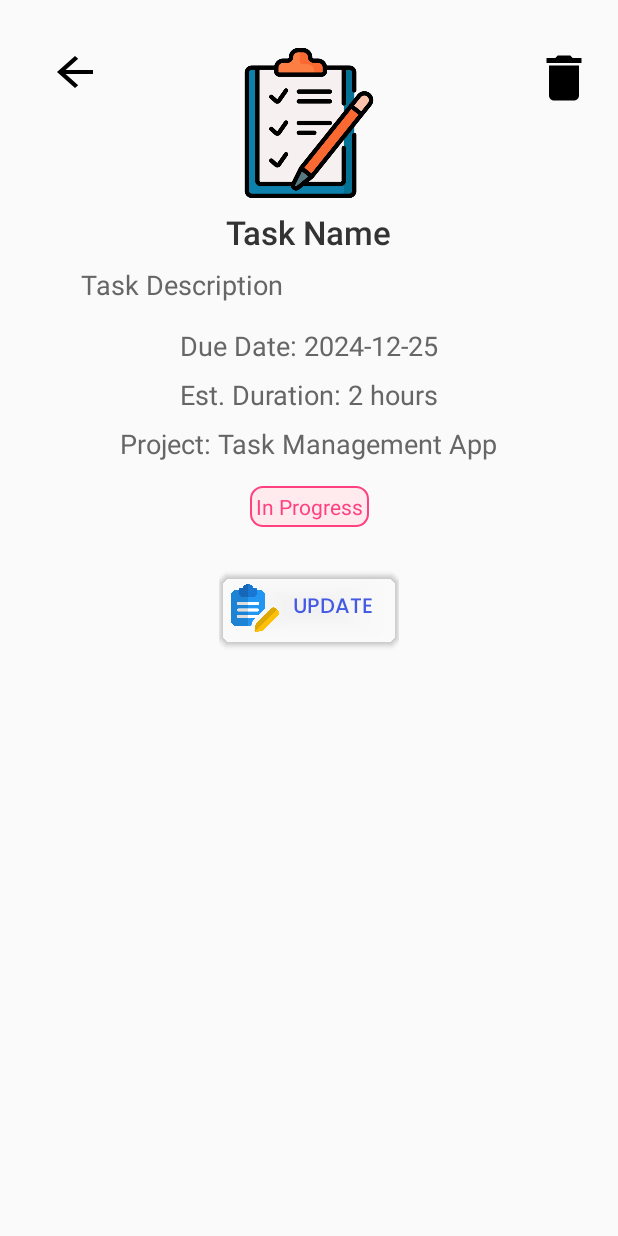
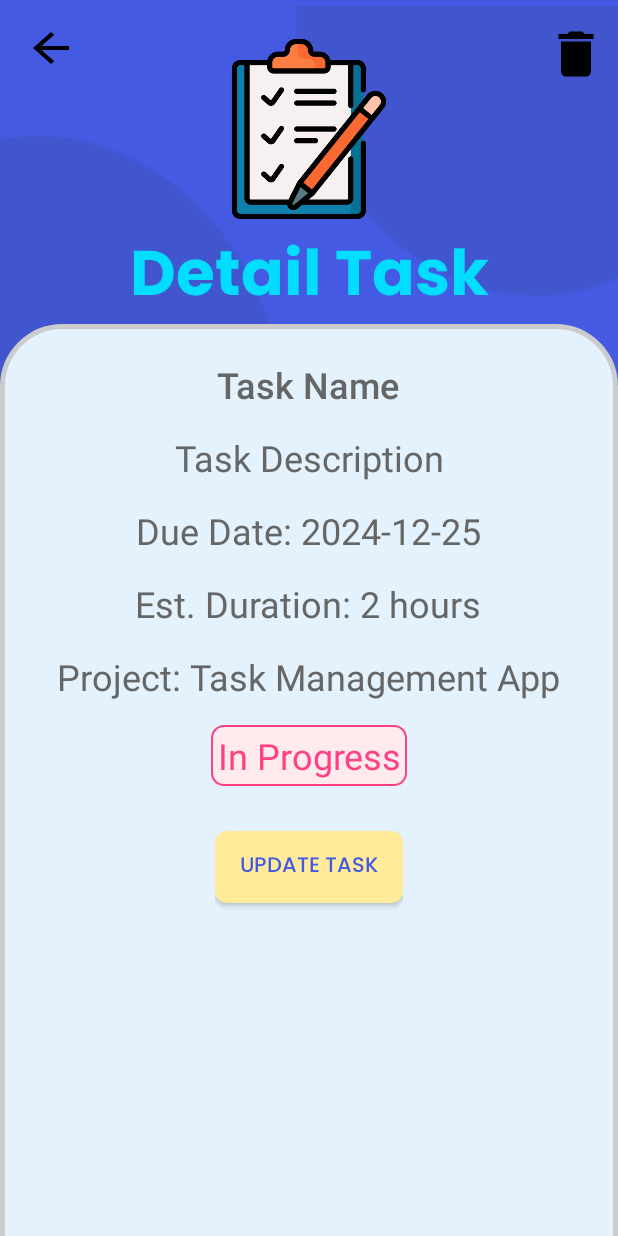
Before and after one commit to xwnsnowy/android-studio-java-task-management, an Android app: the TaskDetailActivity screen opened directly, with no data from a screen before it, on a phone screen of 412 x 824 dp. Run offline under Robolectric (Android 15) with nearby library versions, the phone set to English and light mode, and no system bars.

Commit message:
feat: update UI layout for detail view
- Improved UI layout for task details in TaskDetailActivity
- Enhanced user experience with better formatting and spacing
- Applied consistent styling to all elements in the detail view

```diff
--- a/app/src/main/java/com/example/taskmanagement/activities/MyTasksFragment.java
+++ b/app/src/main/java/com/example/taskmanagement/activities/MyTasksFragment.java
@@ -12,6 +12,7 @@ import android.view.ViewGroup;
 
 import com.example.taskmanagement.R;
 import com.example.taskmanagement.adapter.TaskAdapter;
+import com.example.taskmanagement.adapter.TaskListAdapter;
 import com.example.taskmanagement.models.Task;
 import com.example.taskmanagement.sql.DatabaseHelper;
 
@@ -25,7 +26,7 @@ import java.util.List;
 public class MyTasksFragment extends Fragment {
 
     private RecyclerView recyclerView;
-    private TaskAdapter taskAdapter;
+    private TaskListAdapter taskAdapter;
     private DatabaseHelper dbHelper;
 
     public static MyTasksFragment newInstance() {
@@ -41,7 +42,7 @@ public class MyTasksFragment extends Fragment {
 
         dbHelper = new DatabaseHelper(getContext());
         List<Task> taskList = dbHelper.getTasksByState("To Do");
-        taskAdapter = new TaskAdapter(taskList);
+        taskAdapter = new TaskListAdapter(taskList);
         recyclerView.setAdapter(taskAdapter);
 
         return view;
--- a/app/src/main/res/drawable/task_item_background.xml
+++ b/app/src/main/res/drawable/task_detail_background.xml
@@ -6,15 +6,15 @@
             <item>
                 <shape>
                     <solid android:color="#e3f2fd"/>
-                    <corners android:radius="32dp"/>
-                    <stroke android:width="1dp" android:color="#ccc"/>
+                    <corners android:radius="40dp"/>
+                    <stroke android:width="3dp" android:color="#ccc"/>
                 </shape>
             </item>
-<!--            <item android:gravity="end" >-->
-<!--                <bitmap-->
-<!--                    android:src="@drawable/ellipse"-->
-<!--                    android:gravity="center"/>-->
-<!--            </item>-->
+            <!--            <item android:gravity="end" >-->
+            <!--                <bitmap-->
+            <!--                    android:src="@drawable/ellipse"-->
+            <!--                    android:gravity="center"/>-->
+            <!--            </item>-->
         </layer-list>
     </item>
 </ripple>
--- a/app/src/main/res/layout/activity_task_detail.xml
+++ b/app/src/main/res/layout/activity_task_detail.xml
@@ -5,8 +5,41 @@
     android:id="@+id/main"
     android:layout_width="match_parent"
     android:layout_height="match_parent"
+    android:background="@color/primaryBackgroundColor"
     tools:context=".activities.TaskDetailActivity"
-    android:padding="16dp">
+    >
+    <ImageView
+        android:id="@+id/ellipse"
+        android:layout_width="wrap_content"
+        android:layout_height="400dp"
+        android:layout_marginTop="-100dp"
+        android:src="@drawable/ellipse"
+        app:layout_constraintEnd_toEndOf="parent"
+        app:layout_constraintTop_toTopOf="parent" />
+
+    <ImageView
+        android:id="@+id/ellipse2"
+        android:layout_width="wrap_content"
+        android:layout_height="400dp"
+        android:layout_marginStart="-50dp"
+        android:layout_marginTop="90dp"
+        android:src="@drawable/ellipse2"
+        app:layout_constraintStart_toStartOf="parent"
+        app:layout_constraintTop_toTopOf="parent" />
+
+    <TextView
+        android:id="@+id/task_detail_title"
+        style="@style/TitleTextView"
+        android:layout_width="wrap_content"
+        android:layout_height="wrap_content"
+        android:layout_marginTop="8dp"
+        android:layout_marginBottom="8dp"
+        android:text="Detail Task"
+        android:textColor="@android:color/holo_blue_bright"
+        app:layout_constraintBottom_toTopOf="@+id/layout_task_details_bottom"
+        app:layout_constraintEnd_toEndOf="parent"
+        app:layout_constraintStart_toStartOf="parent"
+        app:layout_constraintTop_toBottomOf="@+id/task_icon" />
 
     <!-- Back Button -->
     <Button
@@ -19,89 +52,97 @@
     <!-- Task Icon/Image -->
     <ImageView
         android:id="@+id/task_icon"
-        android:layout_width="100dp"
-        android:layout_height="100dp"
+        android:layout_width="120dp"
+        android:layout_height="140dp"
+        android:layout_marginTop="16dp"
+        app:layout_constraintBottom_toTopOf="@+id/layout_task_details_bottom"
+        app:layout_constraintEnd_toEndOf="parent"
+        app:layout_constraintStart_toStartOf="parent"
         app:layout_constraintTop_toTopOf="parent"
-        app:layout_constraintStart_toStartOf="parent"
-        app:layout_constraintEnd_toEndOf="parent"
-        android:layout_marginTop="16dp"
         app:srcCompat="@drawable/task_icon" />
 
     <ImageView
         android:id="@+id/btn_delete"
         android:layout_width="40dp"
         android:layout_height="40dp"
+        android:layout_marginTop="16dp"
+        android:layout_marginEnd="8dp"
         app:layout_constraintEnd_toEndOf="parent"
         app:layout_constraintTop_toTopOf="parent"
-        android:layout_marginTop="16dp"
-        app:srcCompat="@drawable/baseline_delete_24"/>
+        app:srcCompat="@drawable/baseline_delete_24" />
+
+    <LinearLayout
+        android:id="@+id/layout_task_details_bottom"
+        android:layout_width="match_parent"
+        android:layout_height="650dp"
+        android:layout_marginTop="60dp"
+        android:layout_weight="1"
+        android:background="@drawable/task_detail_background"
+        android:gravity="center_horizontal"
+        android:orientation="vertical"
+        app:layout_constraintEnd_toEndOf="parent"
+        app:layout_constraintStart_toStartOf="parent"
+        app:layout_constraintTop_toBottomOf="@id/task_icon">
 
         <!-- Task Name -->
         <TextView
             android:id="@+id/task_name"
             android:layout_width="wrap_content"
             android:layout_height="wrap_content"
+            android:layout_marginTop="24dp"
             android:fontFamily="sans-serif-medium"
+            android:gravity="center"
             android:text="Task Name"
             android:textAppearance="@style/TextAppearance.AppCompat.Large"
-        android:textColor="#333"
-        app:layout_constraintTop_toBottomOf="@id/task_icon"
-        app:layout_constraintStart_toStartOf="parent"
-        app:layout_constraintEnd_toEndOf="parent"
-        android:layout_marginTop="8dp" />
+            android:textColor="#666"
+            android:textSize="24sp" />
 
         <!-- Task Description -->
         <TextView
             android:id="@+id/task_description"
-        android:layout_width="0dp"
+            android:layout_width="wrap_content"
             android:layout_height="wrap_content"
+            android:layout_marginTop="16dp"
+            android:gravity="center"
             android:text="Task Description"
             android:textAppearance="@style/TextAppearance.AppCompat.Medium"
             android:textColor="#666"
-        android:layout_marginTop="8dp"
-        app:layout_constraintTop_toBottomOf="@id/task_name"
-        app:layout_constraintStart_toStartOf="parent"
-        app:layout_constraintEnd_toEndOf="parent"
-        app:layout_constraintWidth_percent="0.8" />
-
+            android:textSize="24sp" />
         <!-- Task Date -->
         <TextView
             android:id="@+id/task_date"
             android:layout_width="wrap_content"
             android:layout_height="wrap_content"
+            android:layout_marginTop="16dp"
+            android:gravity="center"
             android:text="Due Date: 2024-12-25"
             android:textAppearance="@style/TextAppearance.AppCompat.Medium"
             android:textColor="#666"
-        android:layout_marginTop="16dp"
-        app:layout_constraintTop_toBottomOf="@id/task_description"
-        app:layout_constraintStart_toStartOf="parent"
-        app:layout_constraintEnd_toEndOf="parent" />
+            android:textSize="24sp" />
 
         <!-- Task Estimated Duration -->
         <TextView
             android:id="@+id/task_estimated_duration"
             android:layout_width="wrap_content"
             android:layout_height="wrap_content"
+            android:layout_marginTop="16dp"
+            android:gravity="center"
             android:text="Est. Duration: 2 hours"
             android:textAppearance="@style/TextAppearance.AppCompat.Medium"
             android:textColor="#666"
-        android:layout_marginTop="8dp"
-        app:layout_constraintTop_toBottomOf="@id/task_date"
-        app:layout_constraintStart_toStartOf="parent"
-        app:layout_constraintEnd_toEndOf="parent" />
+            android:textSize="24sp" />
 
         <!-- Task Project -->
         <TextView
             android:id="@+id/task_project"
             android:layout_width="wrap_content"
             android:layout_height="wrap_content"
+            android:layout_marginTop="16dp"
+            android:gravity="center"
             android:text="Project: Task Management App"
             android:textAppearance="@style/TextAppearance.AppCompat.Medium"
             android:textColor="#666"
-        android:layout_marginTop="8dp"
-        app:layout_constraintTop_toBottomOf="@id/task_estimated_duration"
-        app:layout_constraintStart_toStartOf="parent"
-        app:layout_constraintEnd_toEndOf="parent" />
+            android:textSize="24sp" />
 
         <!-- Task State -->
         <TextView
@@ -110,33 +151,27 @@
             android:layout_height="wrap_content"
             android:layout_marginTop="16dp"
             android:background="@drawable/state_background"
+            android:gravity="center"
             android:padding="4dp"
             android:text="In Progress"
             android:textColor="#FF4081"
-        app:layout_constraintTop_toBottomOf="@id/task_project"
-        app:layout_constraintStart_toStartOf="parent"
-        app:layout_constraintEnd_toEndOf="parent" />
+            android:textSize="24sp" />
 
         <!-- Buttons container -->
         <LinearLayout
             android:layout_width="wrap_content"
             android:layout_height="wrap_content"
-        android:orientation="horizontal"
-        android:layout_gravity="center_horizontal"
+            android:layout_gravity="center"
             android:layout_marginTop="24dp"
-        app:layout_constraintTop_toBottomOf="@id/task_state"
-        app:layout_constraintStart_toStartOf="parent"
-        app:layout_constraintEnd_toEndOf="parent">
+            android:orientation="horizontal">
 
             <Button
                 android:id="@+id/btn_update"
-            android:layout_width="120dp"
                 style="@style/ButtonStyle"
-            android:fontFamily="@font/poppins_medium"
-            android:backgroundTint="@android:color/transparent"
-            android:text="Update"
-            android:drawableStart="@drawable/ic_edit_task_resized"
+                android:layout_width="125dp"
                 android:padding="8dp"
-/>
+                android:text="Update Task" />
         </LinearLayout>
+    </LinearLayout>
+
     </androidx.constraintlayout.widget.ConstraintLayout>
--- a/app/src/main/res/values/strings.xml
+++ b/app/src/main/res/values/strings.xml
@@ -58,8 +58,8 @@
     </string-array>
 
     <string name="change_language">Change Language</string>
-    <string name="my_profile">Change Language</string>
-    <string name="logout">Change Language</string>
+    <string name="my_profile">My Profile</string>
+    <string name="logout">Logout</string>
 
     <string name="hello_blank_fragment">Hello blank fragment</string>
 </resources>
```
Also changed, not shown: app/src/main/java/com/example/taskmanagement/activities/TaskDetailActivity.java (+36 -6 lines), app/src/main/java/com/example/taskmanagement/adapter/TaskListAdapter.java (added, +79 -0 lines), app/src/main/res/layout/task_item.xml (+43 -40 lines), 1 other file. Lines whose indentation alone changed are shown as unchanged.
